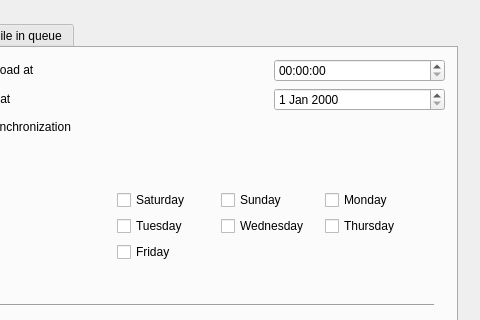
Qt form HeaderAndUi/ShowSchedule.ui (hamedshakib/New-Download-Manager) before a commit; both pictures show x 312 to 792 and y 0 to 320 of the 792 by 529 pixel window.
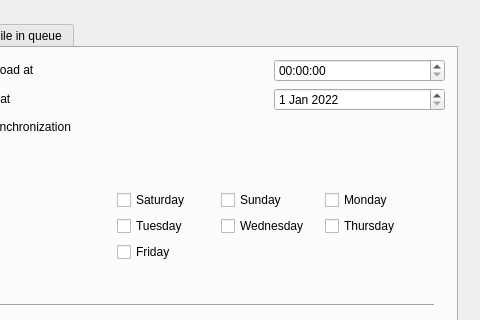
The same form after that commit.

Diff of the .ui file:
```diff
--- a/HeaderAndUi/ShowSchedule.ui
+++ b/HeaderAndUi/ShowSchedule.ui
@@ -93,7 +93,15 @@
          </attribute>
          <layout class="QGridLayout" name="gridLayout_6">
           <item row="1" column="2">
-           <widget class="QDateEdit" name="dateEdit"/>
+           <widget class="QDateEdit" name="dateEdit">
+            <property name="date">
+             <date>
+              <year>2022</year>
+              <month>1</month>
+              <day>1</day>
+             </date>
+            </property>
+           </widget>
           </item>
           <item row="4" column="0">
            <widget class="QCheckBox" name="checkBox_9">
```
Left out of the diff: 14 changed lines with no effect on the pictures.
